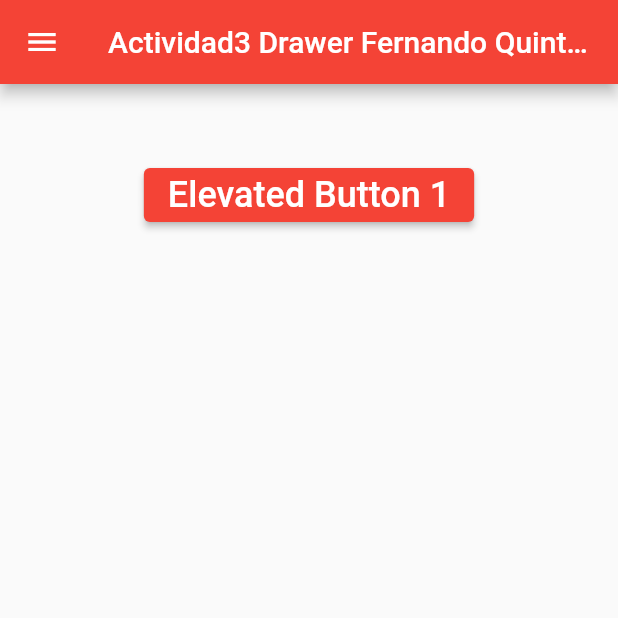
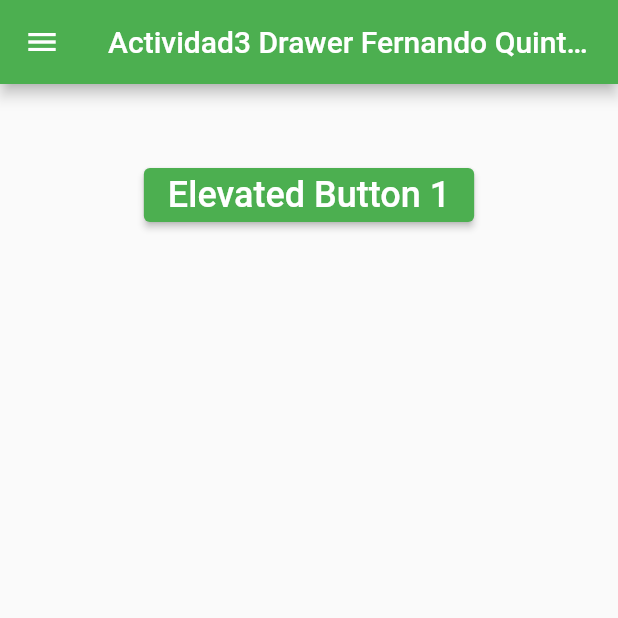
Before and after one commit to 11fernandoquintero/drawerflutlab, a Flutter app: the screen it shows after launch, on a phone screen of 412 x 824 dp, the top half of it. Run offline on Flutter 3.47's test engine with Material 2 defaults, Android fonts, the phone set to English and light mode, and no system bars.

Commit message:
drawer v5

```diff
--- a/lib/main.dart
+++ b/lib/main.dart
@@ -12,7 +12,7 @@ class MyApp extends StatelessWidget {
       debugShowCheckedModeBanner: false,
       title: _title,
       theme: ThemeData(
-        primarySwatch: Colors.red,
+        primarySwatch: Colors.green,
       ),
       home: MyHomePage(),
     );
@@ -41,7 +41,7 @@ class _MyHomePageState extends State<MyHomePage> {
           children: [
             const UserAccountsDrawerHeader(
               // <-- SEE HERE
-              decoration: BoxDecoration(color: const Color(0xffff0000)),
+              decoration: BoxDecoration(color: const Color(0xff00ff55)),
               accountName: Text(
                 "Joshua Rosales",
                 style: TextStyle(
```
